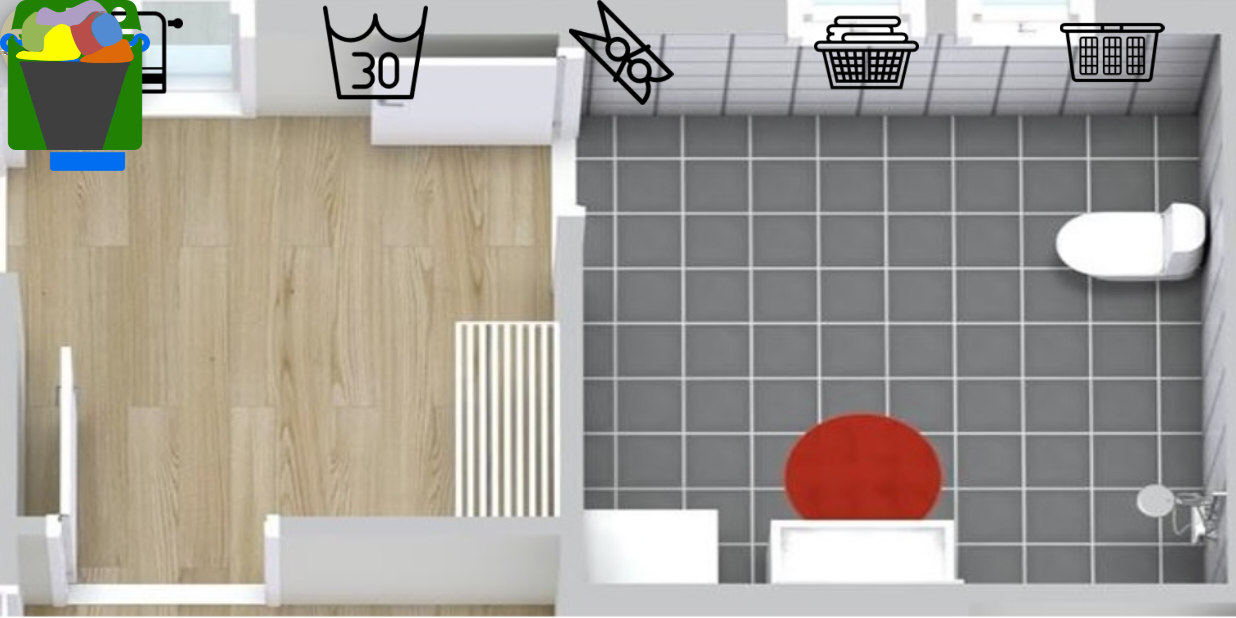
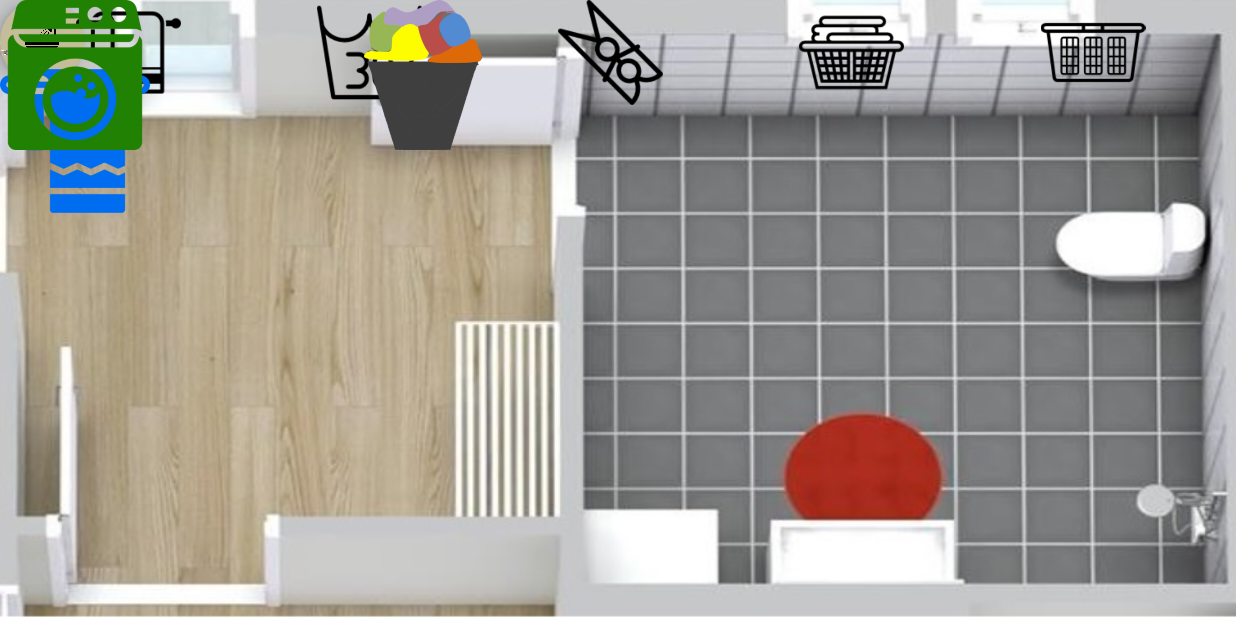
Before and after one commit to Zerakul/SmartyHomey, an Android app: the BathRoomActivity screen opened directly, with no data from a screen before it, on a phone screen of 824 x 412 dp (held sideways). Run offline under Robolectric (Android 15) with nearby library versions, the phone set to English and light mode, and no system bars; libraries missing offline, so code that uses them is left out: com.github.fafaldo.fabtoolbar; plain views replace FABToolbarLayout; 2 statements that could not run were skipped.

Commit message:
Positioning icons

```diff
--- a/app/src/main/java/com/homey/smarty/smartyhomey/BathRoomActivity.java
+++ b/app/src/main/java/com/homey/smarty/smartyhomey/BathRoomActivity.java
@@ -170,8 +170,12 @@ public class BathRoomActivity extends FragmentActivity {
         TimePicker mTimePicker = (TimePicker) mPopUpManager.getPopupWindow().getContentView().findViewById(R.id.timePickerWashingMachine);
         int hour = mTimePicker.getHour();
         int minute = mTimePicker.getMinute();
+
         mTtsManager.talkLater("Washing machine will start working at " + String.valueOf(hour) + " " + String.valueOf(minute));
-        mPopUpManager.customInfoToast("Washing machine will start working at " + String.valueOf(hour) + ":" + String.valueOf(minute));
+        if(minute < 10)
+            mPopUpManager.customInfoToast("Washing machine will start working at " + String.valueOf(hour) + ":0" + String.valueOf(minute));
+        else
+            mPopUpManager.customInfoToast("Washing machine will start working at " + String.valueOf(hour) + ":" + String.valueOf(minute));
         mPopUpManager.getPopupWindow().dismiss();
     }
 
--- a/app/src/main/res/layout/bath_room_activity.xml
+++ b/app/src/main/res/layout/bath_room_activity.xml
@@ -21,7 +21,8 @@
         app:containerId="@+id/fabtoolbar_container"
         app:fabToolbarId="@+id/fabtoolbar_toolbar"
         android:layout_alignParentTop="true"
-        android:layout_alignParentStart="true">
+        android:layout_alignParentEnd="true"
+        android:layout_marginEnd="14dp">
 
 
 
@@ -100,11 +101,11 @@
             android:src="@drawable/towel_blue"
             android:id="@+id/TowelImg"
             android:onClick="warmTowel"
-            android:layout_marginEnd="210dp"
-            android:layout_marginTop="16dp"
+            android:layout_marginEnd="316dp"
+            android:layout_marginTop="44dp"
+            android:tag="blue"
             android:layout_alignParentTop="true"
-            android:layout_alignParentEnd="true"
-            android:tag="blue"/>
+            android:layout_alignParentEnd="true" />
 
         <ImageView
             android:id="@+id/WashingMachineImg"
@@ -113,19 +114,18 @@
             android:src="@drawable/washing_machine_green"
             android:onClick="startWashing"
             android:tag="ready"
-            android:layout_marginEnd="224dp"
-            android:layout_alignTop="@+id/LaundryBasket"
-            android:layout_toStartOf="@+id/TowelImg" />
+            android:layout_alignTop="@+id/TowelImg"
+            android:layout_toEndOf="@+id/LaundryBasket" />
 
         <ImageView
             android:id="@+id/LaundryBasket"
             android:layout_width="100dp"
             android:layout_height="100dp"
             android:src="@drawable/laundry_basket_full"
-            android:layout_marginEnd="103dp"
             android:tag="full"
-            android:layout_alignTop="@+id/TowelImg"
-            android:layout_alignEnd="@+id/WashingMachineImg" />
+            android:layout_marginStart="232dp"
+            android:layout_alignTop="@+id/WashingMachineImg"
+            android:layout_alignParentStart="true" />
 
 
 
```
Also changed, not shown: app/src/main/res/layout/sleep_room_activity.xml (+9 -9 lines).
